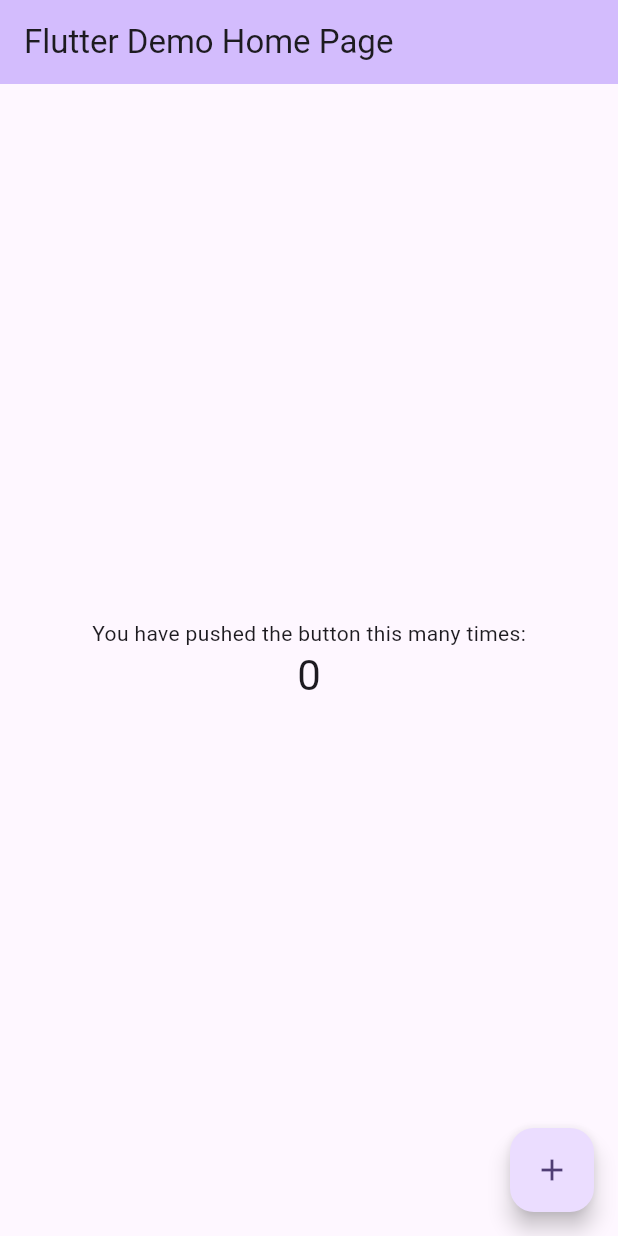
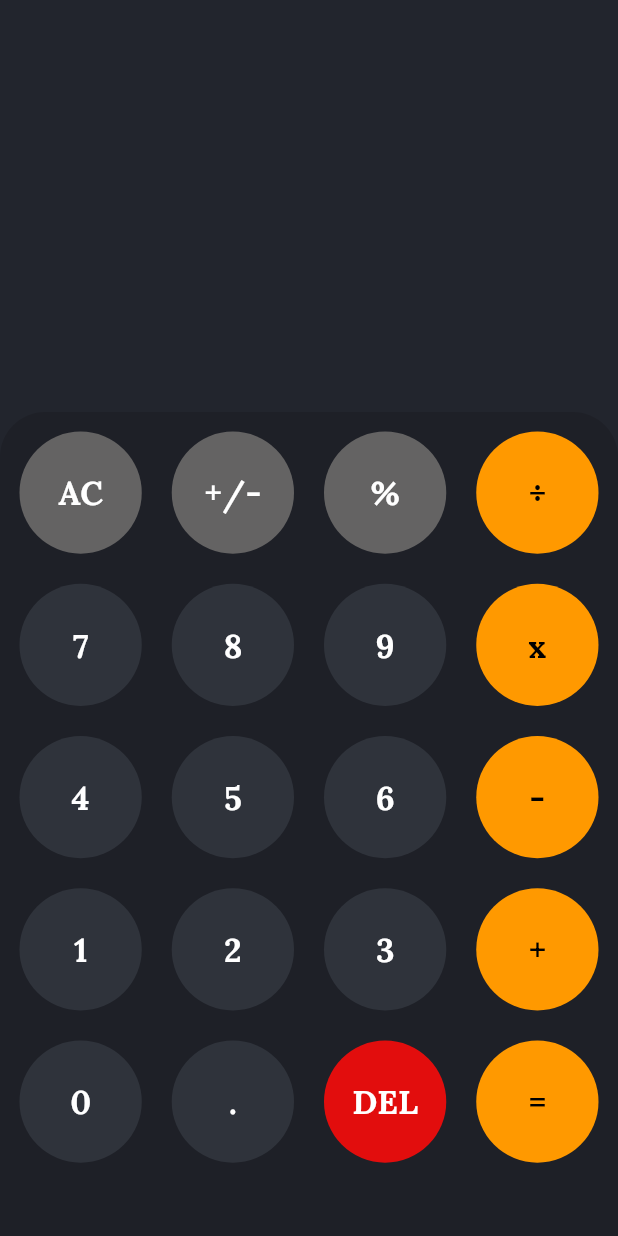
Before and after one commit to abizermurtuza/Flutter-Calculator-Project, a Flutter app: the screen it shows after launch, on a phone screen of 412 x 824 dp. Run offline on Flutter 3.47's test engine with Material 3 defaults, Android fonts, the phone set to English and light mode, and no system bars; our stand-ins replace get, google_fonts, math_expressions.

Commit message:
Basic Calculator done

```diff
--- /dev/null
+++ b/lib/logic/button.dart
@@ -0,0 +1,40 @@
+import 'package:flutter/material.dart';
+import 'package:google_fonts/google_fonts.dart';
+
+class CustomButton extends StatelessWidget {
+  final Color color;
+  final Color textColor;
+  final String text;
+  final VoidCallback buttonTapped;
+
+  const CustomButton(
+      {super.key,
+      required this.color,
+      required this.textColor,
+      required this.text,
+      required this.buttonTapped});
+
+  @override
+  Widget build(BuildContext context) {
+    return GestureDetector(
+      onTap: buttonTapped,
+      child: Container(
+        margin: const EdgeInsets.all(10),
+        decoration: BoxDecoration(
+          color: color,
+          shape: BoxShape.circle,
+        ),
+        child: Center(
+          child: Text(
+            text,
+            style: GoogleFonts.lora(
+              color: textColor,
+              fontSize: 22,
+              fontWeight: FontWeight.bold,
+            ),
+          ),
+        ),
+      ),
+    );
+  }
+}
--- a/lib/main.dart
+++ b/lib/main.dart
@@ -1,4 +1,6 @@
+import 'package:calculator_app/pages/calculator.dart';
 import 'package:flutter/material.dart';
+import 'package:get/get.dart';
 
 void main() {
   runApp(const MyApp());
@@ -7,119 +9,13 @@ void main() {
 class MyApp extends StatelessWidget {
   const MyApp({super.key});
 
-  // This widget is the root of your application.
   @override
   Widget build(BuildContext context) {
-    return MaterialApp(
-      title: 'Flutter Demo',
-      theme: ThemeData(
-        // This is the theme of your application.
-        //
-        // TRY THIS: Try running your application with "flutter run". You'll see
-        // the application has a purple toolbar. Then, without quitting the app,
-        // try changing the seedColor in the colorScheme below to Colors.green
-        // and then invoke "hot reload" (save your changes or press the "hot
-        // reload" button in a Flutter-supported IDE, or press "r" if you used
-        // the command line to start the app).
-        //
-        // Notice that the counter didn't reset back to zero; the application
-        // state is not lost during the reload. To reset the state, use hot
-        // restart instead.
-        //
-        // This works for code too, not just values: Most code changes can be
-        // tested with just a hot reload.
-        colorScheme: ColorScheme.fromSeed(seedColor: Colors.deepPurple),
-        useMaterial3: true,
-      ),
-      home: const MyHomePage(title: 'Flutter Demo Home Page'),
+    return GetMaterialApp(
+      title: "Calculator",
+      debugShowCheckedModeBanner: false,
+      theme: ThemeData(useMaterial3: true),
+      home: Calculator(),
     );
   }
 }
-
-class MyHomePage extends StatefulWidget {
-  const MyHomePage({super.key, required this.title});
-
-  // This widget is the home page of your application. It is stateful, meaning
-  // that it has a State object (defined below) that contains fields that affect
-  // how it looks.
-
-  // This class is the configuration for the state. It holds the values (in this
-  // case the title) provided by the parent (in this case the App widget) and
-  // used by the build method of the State. Fields in a Widget subclass are
-  // always marked "final".
-
-  final String title;
-
-  @override
-  State<MyHomePage> createState() => _MyHomePageState();
-}
-
-class _MyHomePageState extends State<MyHomePage> {
-  int _counter = 0;
-
-  void _incrementCounter() {
-    setState(() {
-      // This call to setState tells the Flutter framework that something has
-      // changed in this State, which causes it to rerun the build method below
-      // so that the display can reflect the updated values. If we changed
-      // _counter without calling setState(), then the build method would not be
-      // called again, and so nothing would appear to happen.
-      _counter++;
-    });
-  }
-
-  @override
-  Widget build(BuildContext context) {
-    // This method is rerun every time setState is called, for instance as done
-    // by the _incrementCounter method above.
-    //
-    // The Flutter framework has been optimized to make rerunning build methods
-    // fast, so that you can just rebuild anything that needs updating rather
-    // than having to individually change instances of widgets.
-    return Scaffold(
-      appBar: AppBar(
-        // TRY THIS: Try changing the color here to a specific color (to
-        // Colors.amber, perhaps?) and trigger a hot reload to see the AppBar
-        // change color while the other colors stay the same.
-        backgroundColor: Theme.of(context).colorScheme.inversePrimary,
-        // Here we take the value from the MyHomePage object that was created by
-        // the App.build method, and use it to set our appbar title.
-        title: Text(widget.title),
-      ),
-      body: Center(
-        // Center is a layout widget. It takes a single child and positions it
-        // in the middle of the parent.
-        child: Column(
-          // Column is also a layout widget. It takes a list of children and
-          // arranges them vertically. By default, it sizes itself to fit its
-          // children horizontally, and tries to be as tall as its parent.
-          //
-          // Column has various properties to control how it sizes itself and
-          // how it positions its children. Here we use mainAxisAlignment to
-          // center the children vertically; the main axis here is the vertical
-          // axis because Columns are vertical (the cross axis would be
-          // horizontal).
-          //
-          // TRY THIS: Invoke "debug painting" (choose the "Toggle Debug Paint"
-          // action in the IDE, or press "p" in the console), to see the
-          // wireframe for each widget.
-          mainAxisAlignment: MainAxisAlignment.center,
-          children: <Widget>[
-            const Text(
-              'You have pushed the button this many times:',
-            ),
-            Text(
-              '$_counter',
-              style: Theme.of(context).textTheme.headlineMedium,
-            ),
-          ],
-        ),
-      ),
-      floatingActionButton: FloatingActionButton(
-        onPressed: _incrementCounter,
-        tooltip: 'Increment',
-        child: const Icon(Icons.add),
-      ), // This trailing comma makes auto-formatting nicer for build methods.
-    );
-  }
-}
--- /dev/null
+++ b/lib/pages/calculator.dart
@@ -0,0 +1,202 @@
+import 'package:calculator_app/controller/input_controller.dart';
+import 'package:calculator_app/logic/button.dart';
+import 'package:calculator_app/util/constants.dart';
+import 'package:flutter/material.dart';
+import 'package:get/get.dart';
+import 'package:google_fonts/google_fonts.dart';
+
+class Calculator extends StatelessWidget {
+  Calculator({super.key});
+  final List<String> buttons = [
+    'AC',
+    '+/-',
+    '%',
+    '÷',
+    '7',
+    '8',
+    '9',
+    'x',
+    '4',
+    '5',
+    '6',
+    '-',
+    '1',
+    '2',
+    '3',
+    '+',
+    '0',
+    '.',
+    'DEL',
+    '=',
+  ];
+
+  @override
+  Widget build(BuildContext context) {
+    var controller = Get.put(InputController());
+
+    return Scaffold(
+      backgroundColor: scaffoldBgColor,
+      body: Column(
+        children: [
+          GetBuilder<InputController>(
+            builder: (context) {
+              return _getOutput(controller);
+            },
+          ),
+          _getInput(controller),
+        ],
+      ),
+    );
+  }
+
+  _getInput(InputController controller) {
+    return Expanded(
+      flex: 2,
+      child: Container(
+        padding: EdgeInsets.all(3),
+        decoration: const BoxDecoration(
+          color: sheetBgColor,
+          borderRadius: BorderRadius.only(
+            topLeft: Radius.circular(30),
+            topRight: Radius.circular(30),
+          ),
+        ),
+        child: GridView.builder(
+          gridDelegate: const SliverGridDelegateWithFixedCrossAxisCount(
+              crossAxisCount: 4),
+          itemCount: buttons.length,
+          itemBuilder: (context, index) {
+            switch (index) {
+              case 0:
+                return CustomButton(
+                  color: topOperator,
+                  textColor: white,
+                  text: buttons[index],
+                  buttonTapped: () {
+                    controller.clearInputOutput();
+                  },
+                );
+              case 1:
+                return CustomButton(
+                  color: topOperator,
+                  textColor: white,
+                  text: buttons[index],
+                  buttonTapped: () {
+                    controller.signChange();
+                  },
+                );
+              case 2:
+                return CustomButton(
+                  color: topOperator,
+                  textColor: white,
+                  text: buttons[index],
+                  buttonTapped: () {
+                    controller.percentSign();
+                  },
+                );
+              case 3:
+                return CustomButton(
+                  color: rightOperator,
+                  textColor: black,
+                  text: buttons[index],
+                  buttonTapped: () {
+                    controller.onBtnTapped(buttons, index);
+                  },
+                );
+              case 7:
+                return CustomButton(
+                  color: rightOperator,
+                  textColor: black,
+                  text: buttons[index],
+                  buttonTapped: () {
+                    controller.onBtnTapped(buttons, index);
+                  },
+                );
+              case 11:
+                return CustomButton(
+                  color: rightOperator,
+                  textColor: black,
+                  text: buttons[index],
+                  buttonTapped: () {
+                    controller.onBtnTapped(buttons, index);
+                  },
+                );
+              case 15:
+                return CustomButton(
+                  color: rightOperator,
+                  textColor: black,
+                  text: buttons[index],
+                  buttonTapped: () {
+                    controller.onBtnTapped(buttons, index);
+                  },
+                );
+              case 18:
+                return CustomButton(
+                  color: deleteButton,
+                  textColor: white,
+                  text: buttons[index],
+                  buttonTapped: () {
+                    controller.deleteBtn();
+                  },
+                );
+              case 19:
+                return CustomButton(
+                  color: rightOperator,
+                  textColor: black,
+                  text: buttons[index],
+                  buttonTapped: () {
+                    controller.onEqualPressed();
+                  },
+                );
+              default:
+                return CustomButton(
+                  color: buttonBackground,
+                  textColor: white,
+                  text: buttons[index],
+                  buttonTapped: () {
+                    controller.onBtnTapped(buttons, index);
+                  },
+                );
+            }
+          },
+        ),
+      ),
+    );
+  }
+
+  _getOutput(InputController controller) {
+    return Expanded(
+      child: Padding(
+        padding: EdgeInsets.only(top: 70, right: 20),
+        child: Column(
+          children: [
+            Expanded(
+              child: Container(
+                alignment: Alignment.centerRight,
+                child: Text(
+                  controller.currentInput.toString(),
+                  style: GoogleFonts.lora(
+                    color: white,
+                    fontSize: 38,
+                    fontWeight: FontWeight.bold,
+                  ),
+                ),
+              ),
+            ),
+            Container(
+              alignment: Alignment.bottomRight,
+              child: Text(
+                controller.answer.toString(),
+                style: GoogleFonts.lora(
+                  color: white,
+                  fontSize: 50,
+                  fontWeight: FontWeight.bold,
+                ),
+              ),
+            ),
+          ],
+        ),
+      ),
+    );
+  }
+}
--- /dev/null
+++ b/lib/util/constants.dart
@@ -0,0 +1,11 @@
+import 'package:flutter/material.dart';
+
+const scaffoldBgColor = Color(0xff22252D);
+const sheetBgColor = Color.fromARGB(255, 30, 32, 39);
+const buttonBackground = Color.fromARGB(255, 47, 51, 59);
+const leftOperatorColor = Color.fromARGB(255, 7, 255, 209);
+const deleteButton = Color.fromARGB(255, 226, 13, 13);
+const topOperator = Color.fromARGB(255, 100, 99, 99);
+const white = Colors.white;
+const rightOperator = Color.fromARGB(255, 255, 153, 0);
+const black = Colors.black;
```
Also changed, not shown: lib/controller/input_controller.dart (added, +129 -0 lines), pubspec.yaml (+5 -4 lines), pubspec.lock, 3 other files.
